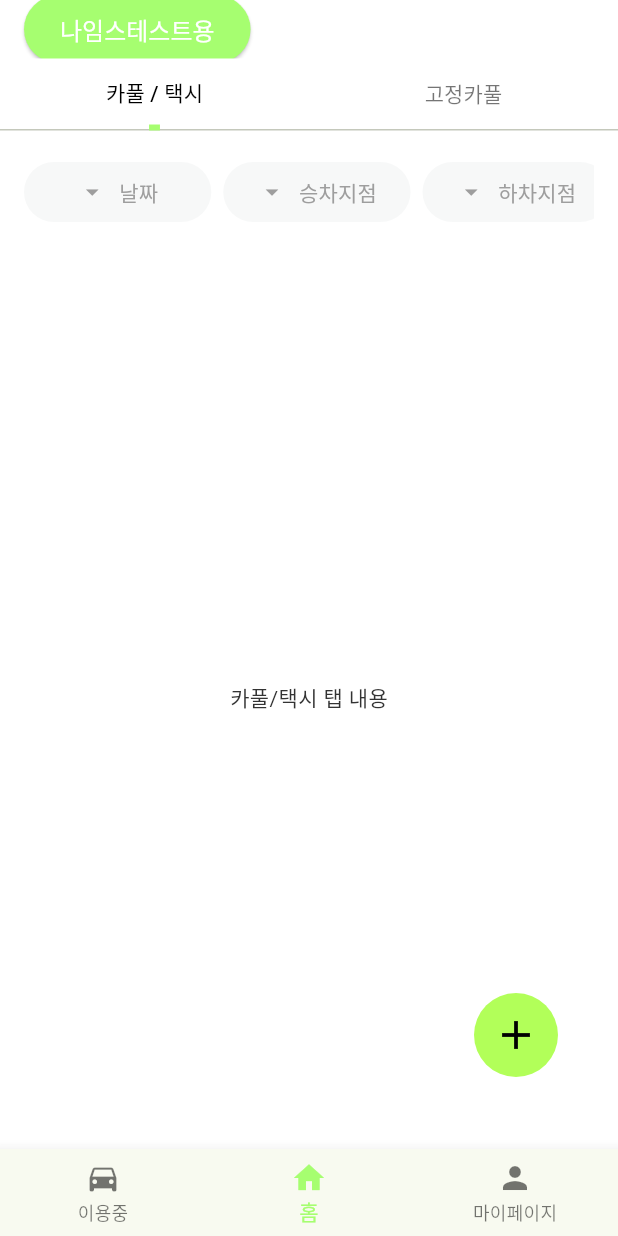
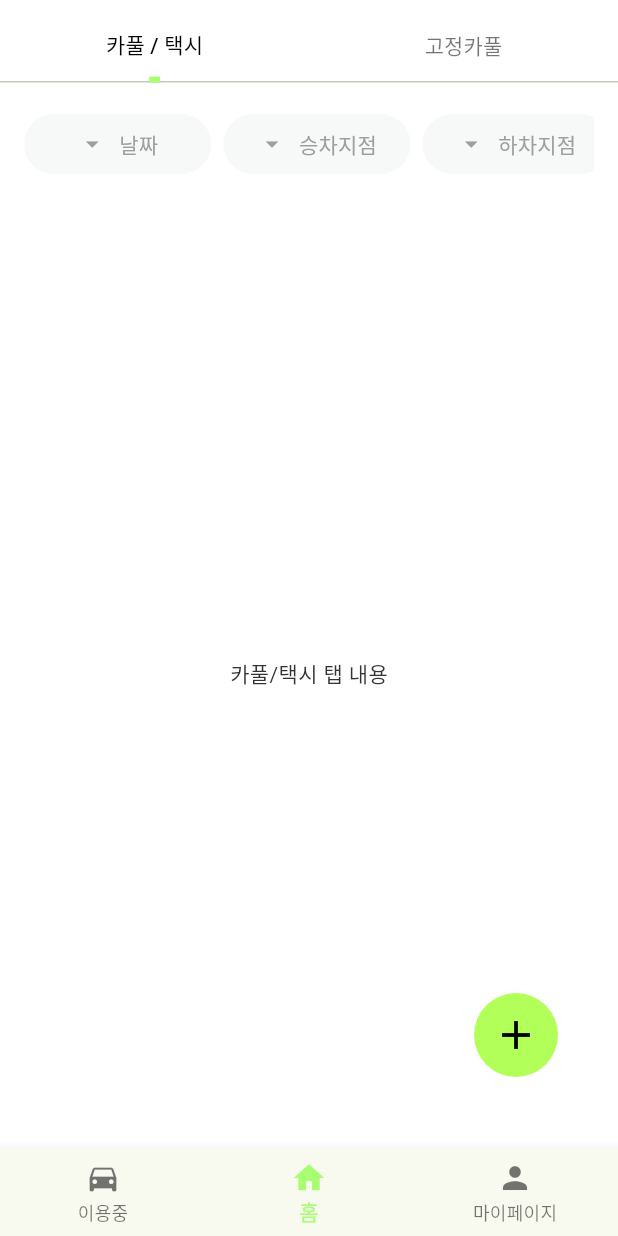
Before and after one commit to GachiTayo/tayo_FE, a Flutter app: the HomeScreen screen opened by its route, on a phone screen of 412 x 824 dp. Run offline on Flutter 3.47's test engine with Material 3 defaults, Android fonts, the phone set to English and light mode, and no system bars; our stand-ins replace flutter_dotenv, flutter_screenutil, flutter_svg, get, go_router, shared_preferences; accounts and stored records are empty; Roboto replaces fonts that are missing (Five, Four, Six).

Commit message:
Chore: 홈페이지랑 라우팅 수정

```diff
--- a/lib/screens/home/home_screen.dart
+++ b/lib/screens/home/home_screen.dart
@@ -2,6 +2,8 @@ import 'package:flutter/material.dart';
 import 'package:get/get.dart';
 import 'package:tayo_fe/screens/login/login_modal.dart';
 import 'package:tayo_fe/widgets/common/custom_menu_bar.dart';
+import 'package:go_router/go_router.dart';
+
 
 class HomeScreen extends StatefulWidget {
   const HomeScreen({super.key});
@@ -32,26 +34,16 @@ class _HomeScreenState extends State<HomeScreen> {
       length: 2,
       child: Scaffold(
         appBar: PreferredSize(
-          preferredSize: const Size.fromHeight(87),
+          preferredSize: const Size.fromHeight(55),
           child: AppBar(
             backgroundColor: Colors.white,
             elevation: 0,
             surfaceTintColor: Colors.transparent,
             title: Row(
               mainAxisAlignment: MainAxisAlignment.spaceBetween,
-              children: [
-                Row(
-                  children: [
-                    ElevatedButton(
-                      onPressed: () => LoginModal(),
-                      child: Text("나임스테스트용"),
-                    ),
-                  ],
-                ),
-              ],
             ),
             bottom: const PreferredSize(
-              preferredSize: Size.fromHeight(48),
+              preferredSize: Size.fromHeight(28),
               child: CustomMenuBar(),
             ),
           ),
@@ -352,17 +344,17 @@ class RoomTypeDialog extends StatelessWidget {
               children: [
                 _RoomTypeButton(label: '카풀', onTap: () {
                   Navigator.of(context).pop();
-                  // TODO: 카풀 방 생성 로직
+                  context.go('/create-carpool');
                 }),
                 const SizedBox(width: 16),
                 _RoomTypeButton(label: '택시', onTap: () {
                   Navigator.of(context).pop();
-                  // TODO: 택시 방 생성 로직
+                  context.go('/create-taxi');
                 }),
                 const SizedBox(width: 16),
                 _RoomTypeButton(label: '고정카풀', onTap: () {
                   Navigator.of(context).pop();
-                  // TODO: 고정카풀 방 생성 로직
+                  context.go('/create-fixed-carpool');
                 }),
               ],
             ),
```
